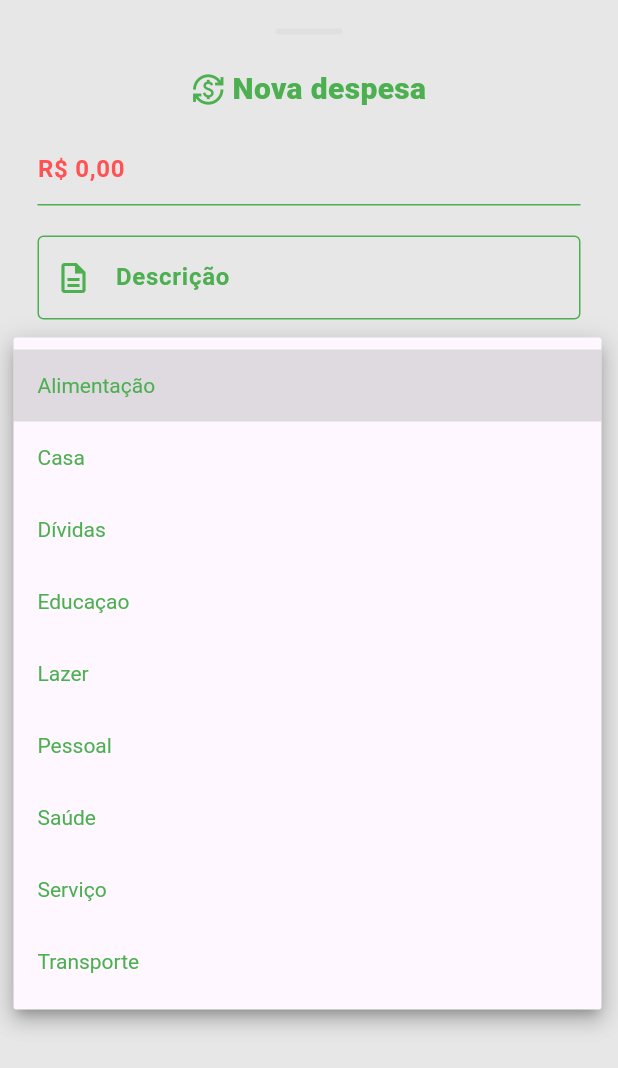
After one commit to RodrigoRodrigues90/MyMoney, a Flutter app: the ExpenseRegisterModal screen opened directly, after a tap on "Alimentação", on a phone screen of 412 x 824 dp. The commit adds this screen. Shown: the top 1068 px of the screen. Run offline on Flutter 3.47's test engine with Material 2 defaults, Android fonts, the phone set to English and light mode, and no system bars; our stand-ins replace dio, flutter_mobx, flutter_secure_storage, mobx, modal_bottom_sheet; missing offline and left inert: gauge_indicator; accounts and stored records are empty; generated files the repository leaves out were written again.

Commit message:
componentes da Home e dependencias

```diff
--- /dev/null
+++ b/lib/src/modules/home/components/expense_button.dart
@@ -0,0 +1,20 @@
+import 'package:flutter/material.dart';
+import '../../../shared/components/app_modal.dart';
+import 'expense_register.dart';
+
+class ExpenseButton {
+  static Widget? add(BuildContext context) {
+    return FloatingActionButton(
+      backgroundColor: Colors.green,
+      onPressed: () {
+        AppModal.show(
+          context,
+          const ExpenseRegisterModal(),
+          expand: false,
+        );
+      },
+      tooltip: 'Nova despesa',
+      child: const Icon(Icons.paid, color: Colors.white, size: 45),
+    );
+  }
+}
--- /dev/null
+++ b/lib/src/modules/home/components/expense_register.dart
@@ -0,0 +1,180 @@
+import 'package:flutter/material.dart';
+import 'package:flutter/services.dart';
+import 'package:mymoney/src/shared/helpers/text_input_formatter.dart';
+import '../../../shared/colors/app_colors.dart';
+import '../../../shared/components/app_button.dart';
+import '../../../shared/components/bar_modal.dart';
+import '../../../shared/helpers/input_mask.dart';
+import 'app_title.dart';
+
+class ExpenseRegisterModal extends StatefulWidget {
+  const ExpenseRegisterModal({super.key});
+
+  @override
+  State<ExpenseRegisterModal> createState() => _ExpenseRegisterModalState();
+}
+
+class _ExpenseRegisterModalState extends State<ExpenseRegisterModal> {
+  final TextInputFormatter moneyFormatter = InputMask.moneyFormatter;
+  late final TextEditingController? moneyTextEditingController =
+      TextEditingController(text: moneyFormatter.formatText("0,00"));
+
+  @override
+  Widget build(BuildContext context) {
+    final List<String> categories = <String>[
+      'Alimentação',
+      'Casa',
+      'Dívidas',
+      'Educaçao',
+      'Lazer',
+      'Pessoal',
+      'Saúde',
+      'Serviço',
+      'Transporte'
+    ];
+
+    String dropdownValue = categories.first;
+
+    return SizedBox(
+      height: MediaQuery.of(context).size.height * 0.8,
+      child: Scaffold(
+        backgroundColor: AppColors.appPageBackground,
+        body: SingleChildScrollView(
+          child: Column(
+            children: [
+              const BarModal(),
+              const AppTitle(title: 'Nova despesa'),
+              Padding(
+                padding: const EdgeInsets.only(
+                  left: 25,
+                  right: 25,
+                ),
+                child: Column(
+                    mainAxisSize: MainAxisSize.max,
+                    crossAxisAlignment: CrossAxisAlignment.center,
+                    children: [
+                      TextFormField(
+                        style: const TextStyle(
+                          color: Colors.redAccent,
+                          fontWeight: FontWeight.bold,
+                        ),
+                        inputFormatters: [moneyFormatter],
+                        controller: moneyTextEditingController,
+                        enabled: true,
+                        textAlign: TextAlign.start,
+                        autofocus: false,
+                        keyboardType: TextInputType.number,
+                        cursorColor: Colors.green,
+                        decoration: const InputDecoration(
+                            enabledBorder: UnderlineInputBorder(
+                              borderSide: BorderSide(color: Colors.green),
+                            ),
+                            focusColor: Colors.white,
+                            focusedBorder: UnderlineInputBorder(
+                                borderSide: BorderSide(color: Colors.green))),
+                      ),
+                      Padding(
+                        padding: const EdgeInsets.only(top: 20, bottom: 10),
+                        child: TextFormField(
+                          style: const TextStyle(
+                            color: Colors.grey,
+                            fontWeight: FontWeight.bold,
+                          ),
+                          enabled: true,
+                          textAlign: TextAlign.start,
+                          autofocus: false,
+                          keyboardType: TextInputType.text,
+                          decoration: const InputDecoration(
+                              label: Text(
+                                'Descrição',
+                                style: TextStyle(
+                                  color: Colors.green,
+                                  fontWeight: FontWeight.bold,
+                                ),
+                              ),
+                              border: OutlineInputBorder(
+                                borderSide: BorderSide(color: Colors.green),
+                              ),
+                              enabledBorder: OutlineInputBorder(
+                                borderSide: BorderSide(color: Colors.green),
+                              ),
+                              focusColor: Colors.white,
+                              focusedBorder: OutlineInputBorder(
+                                  borderSide: BorderSide(color: Colors.green)),
+                              prefixIcon: Icon(
+                                Icons.description_outlined,
+                                color: Colors.green,
+                              )),
+                        ),
+                      ),
+                      Padding(
+                        padding: const EdgeInsets.only(top: 10.0, right: 10),
+                        child: DropdownButton<String>(
+                          icon: const Icon(Icons.category_outlined,
+                              color: Colors.green),
+                          enableFeedback: true,
+                          isExpanded: true,
+                          value: dropdownValue,
+                          style: const TextStyle(
+                            color: Colors.green,
+                          ),
+                          underline: Container(
+                            height: 1,
+                            color: Colors.green,
+                          ),
+                          onChanged: (String? value) {
+                            // This is called when the user selects an item.
+                            setState(() {
+                              dropdownValue = value!;
+                            });
+                          },
+                          items: categories
+                              .map<DropdownMenuItem<String>>((String value) {
+                            return DropdownMenuItem<String>(
+                              value: value,
+                              child: Text(value),
+                            );
+                          }).toList(),
+                        ),
+                      ),
+                      TextFormField(
+                        enabled: true,
+                        textAlign: TextAlign.start,
+                        autofocus: false,
+                        keyboardType: TextInputType.datetime,
+                        cursorColor: Colors.green,
+                        decoration: const InputDecoration(
+                            suffixIcon: Icon(
+                              Icons.calendar_month_outlined,
+                              color: Colors.green,
+                            ),
+                            label: Text(
+                              'Data',
+                              style: TextStyle(
+                                color: Colors.green,
+                              ),
+                            ),
+                            enabledBorder: UnderlineInputBorder(
+                              borderSide: BorderSide(color: Colors.green),
+                            ),
+                            focusColor: Colors.white,
+                            focusedBorder: UnderlineInputBorder(
+                                borderSide: BorderSide(color: Colors.green))),
+                      ),
+                      Padding(
+                        padding: const EdgeInsets.only(top: 20),
+                        child: AppButton(
+                            action: () {
+                              Navigator.pop(context);
+                            },
+                            label: 'Despesa'),
+                      ),
+                    ]),
+              ),
+            ],
+          ),
+        ),
+      ),
+    );
+  }
+}
--- a/lib/src/modules/home/components/management_idicator.dart
+++ b/lib/src/modules/home/components/management_idicator.dart
@@ -24,7 +24,7 @@ class ManegementIndicator extends StatelessWidget {
       children: [
         //classe da lib de graficos
         AnimatedRadialGauge(
-          duration: const Duration(seconds: 3),
+          duration: const Duration(seconds: 1),
           value: value,
           curve: Curves.decelerate,
           radius: 80,
@@ -40,7 +40,7 @@ class ManegementIndicator extends StatelessWidget {
               pointer: const GaugePointer.triangle(
                   borderRadius: 15,
                   width: 8,
-                  height: 130,
+                  height: 120,
                   color: Colors.blueGrey),
               progressBar: const GaugeProgressBar.rounded(
                 color: Colors.white12,
@@ -65,7 +65,7 @@ class ManegementIndicator extends StatelessWidget {
         ),
         Center(
           child: Padding(
-            padding: const EdgeInsets.only(top: 3.0),
+            padding: const EdgeInsets.only(top: 4.0),
             child: Column(children: [
               Text(
                 isMoney!
--- /dev/null
+++ b/lib/src/shared/components/app_modal.dart
@@ -0,0 +1,15 @@
+import 'package:flutter/material.dart';
+import 'package:modal_bottom_sheet/modal_bottom_sheet.dart';
+
+class AppModal {
+  static void show(BuildContext context, Widget child, {bool expand = true}) {
+    showCupertinoModalBottomSheet<dynamic>(
+        enableDrag: true,
+        expand: expand,
+        barrierColor: const Color(0x70000000),
+        builder: (BuildContext context) {
+          return child;
+        },
+        context: context);
+  }
+}
--- /dev/null
+++ b/lib/src/shared/components/bar_modal.dart
@@ -0,0 +1,26 @@
+import 'package:flutter/material.dart';
+
+class BarModal extends StatelessWidget {
+  const BarModal({super.key});
+
+  @override
+  Widget build(BuildContext context) {
+    return Column(
+      children: [
+        SizedBox(
+          height: 30,
+          child: Center(
+            child: Container(
+              margin: const EdgeInsets.only(top: 12),
+              width: 45,
+              height: 4,
+              decoration: BoxDecoration(
+                  color: const Color(0xFFE0E0E0),
+                  borderRadius: BorderRadius.circular(4)),
+            ),
+          ),
+        ),
+      ],
+    );
+  }
+}
--- /dev/null
+++ b/lib/src/shared/helpers/data_helper.dart
@@ -0,0 +1,13 @@
+import 'package:intl/intl.dart';
+
+class DateHelper {
+  static String getFormatDMY(DateTime date) {
+    final DateFormat formatter = DateFormat('dd/MM/yyyy');
+    return formatter.format(date);
+  }
+
+  static String getDayOfMonth() {
+    final DateFormat formatter = DateFormat('dd');
+    return formatter.format(DateTime.now());
+  }
+}
--- a/pubspec.yaml
+++ b/pubspec.yaml
@@ -37,15 +37,19 @@ dependencies:
   cupertino_icons: ^1.0.2
   url_launcher: ^6.1.12
 
+  intl: ^0.18.1
   flutter_mobx: ^2.0.4
   mobx: ^2.0.6+1
   dio: ^4.0.6
   flutter_secure_storage: ^8.0.0
   gauge_indicator: ^0.4.3
+  modal_bottom_sheet: ^3.0.0-pre
+  fl_chart: ^0.62.0
 
 dev_dependencies:
   flutter_test:
     sdk: flutter
+  table_calendar: ^3.0.9
 
   # The "flutter_lints" package below contains a set of recommended lints to
   # encourage good coding practices. The lint set provided by the package is
```
Also changed, not shown: pubspec.lock.
